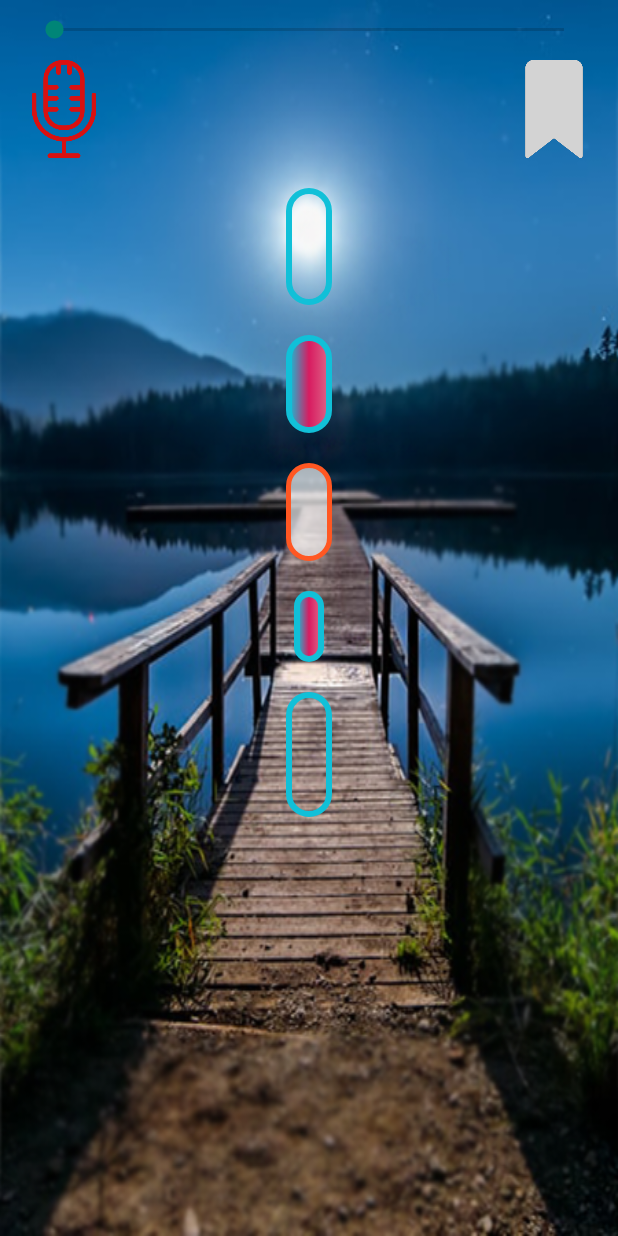
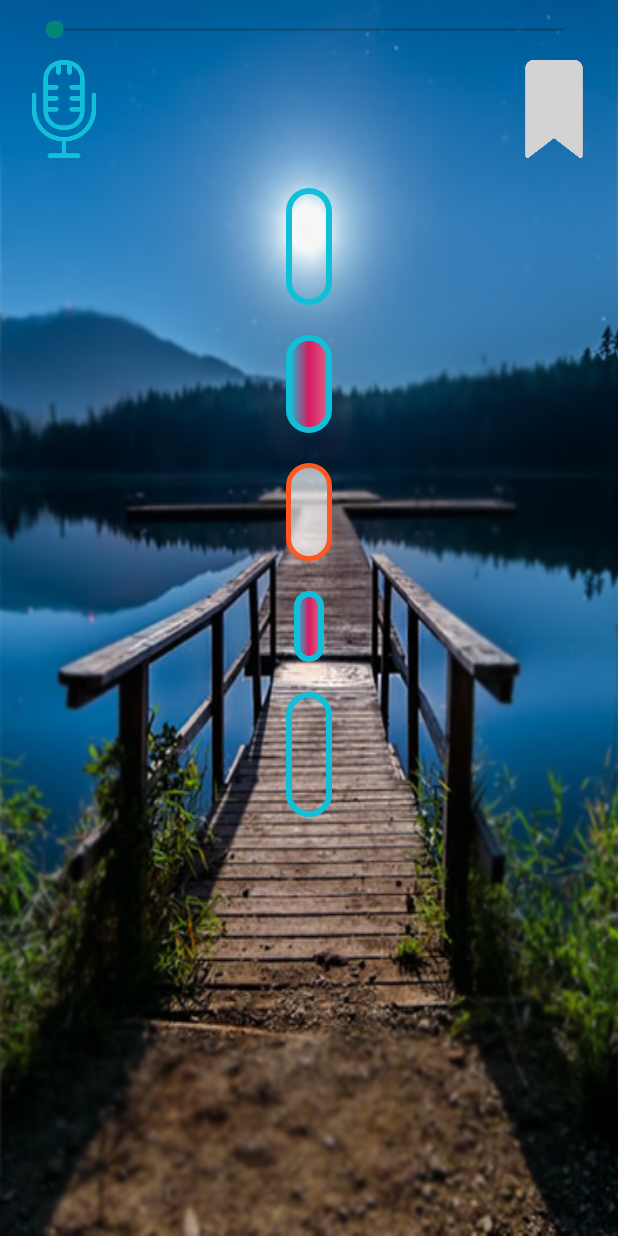
Before and after one commit to rezaeibakabadi/words504, an Android app: the layout activity_main22.xml on its own in the app's theme, with its tools: preview values and no code run, on a phone screen of 412 x 824 dp. Run offline under Robolectric (Android 15) with nearby library versions, the phone set to English and light mode, and no system bars.

Commit message:
first save

```diff
--- a/app/src/main/res/layout/activity_main22.xml
+++ b/app/src/main/res/layout/activity_main22.xml
@@ -59,7 +59,7 @@
             android:layout_margin="10dp"
             android:layout_gravity="left"
             android:background="@drawable/microphone"
-            android:backgroundTint="@color/red" />
+            android:backgroundTint="@color/blue" />
 
 
         <TextView
```
